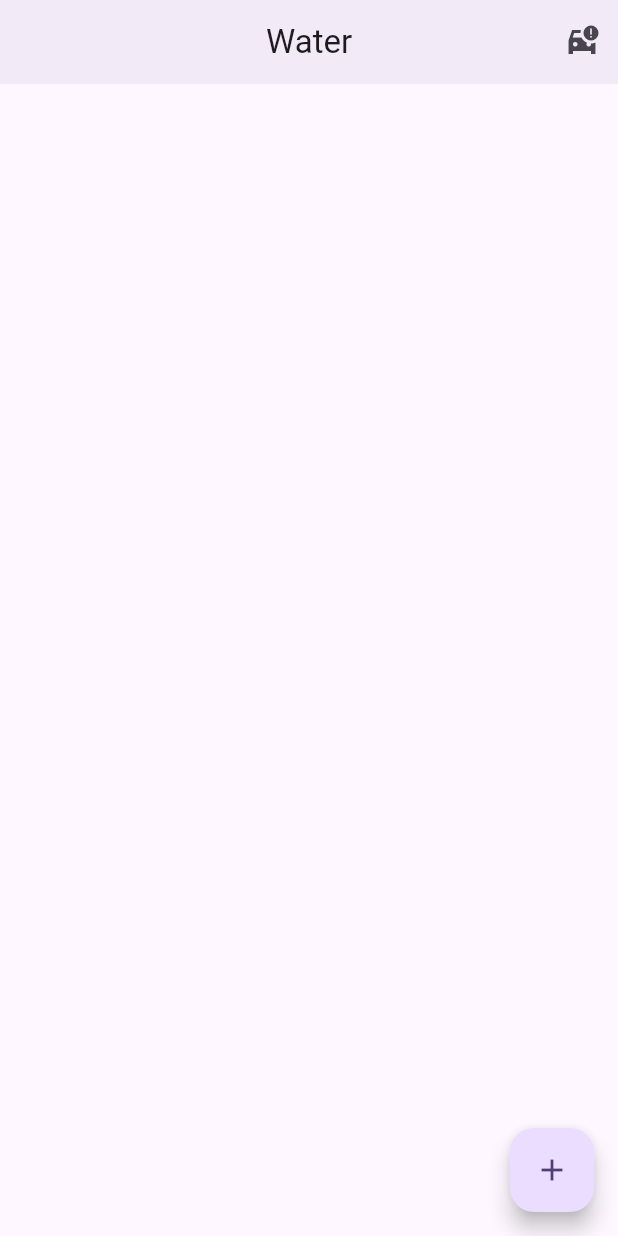
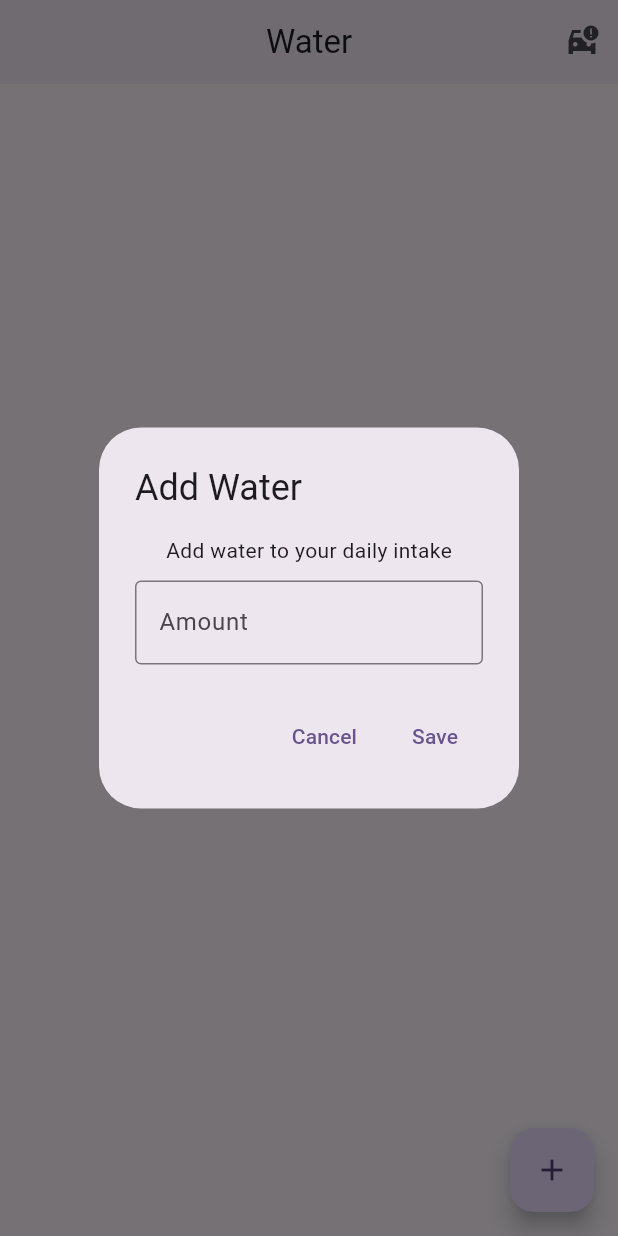
Before and after one commit to mustaqeem-m/water-intaker, a Flutter app: the screen it shows after launch, after a tap on the "add" icon, on a phone screen of 412 x 824 dp. Run offline on Flutter 3.47's test engine with Material 3 defaults, Android fonts, the phone set to English and light mode, and no system bars.

Commit message:
Added alert dialogue and textFeild

```diff
--- a/lib/Pages/home.dart
+++ b/lib/Pages/home.dart
@@ -8,6 +8,39 @@ class HomePage extends StatefulWidget {
 }
 
 class _HomePageState extends State<HomePage> {
+
+  final amountController = TextEditingController();
+  void addWater() {
+    showDialog(context: context,
+     builder: (context) => AlertDialog(
+      title: Text('Add Water'),
+      content: Column(
+        mainAxisAlignment: MainAxisAlignment.center,
+        mainAxisSize: MainAxisSize.min,
+        children: [
+          Text('Add water to your daily intake'),
+          SizedBox(height: 10,),
+          TextField(
+            controller: amountController,
+            keyboardType: TextInputType.numberWithOptions(signed: false, decimal: true),
+            decoration: InputDecoration(
+                border: OutlineInputBorder(),
+                labelText: "Amount" ),
+          )
+        ]
+      ),
+      actions: [
+        TextButton(onPressed: () {
+          Navigator.pop(context);
+        }, child: Text('Cancel')),
+        TextButton(onPressed: () {
+
+        }, child: Text('Save'))
+      ],
+     )
+    );
+
+  }
   @override
   Widget build(BuildContext context) {
     return Scaffold(
@@ -20,7 +53,7 @@ class _HomePageState extends State<HomePage> {
         title: Text("Water"),
       ),
       backgroundColor: Theme.of(context).colorScheme.background,
-      floatingActionButton: FloatingActionButton(onPressed: () {},child: Icon(Icons.add),),
+      floatingActionButton: FloatingActionButton(onPressed: () {addWater();},child: Icon(Icons.add),),
     );
   }
 }
```
